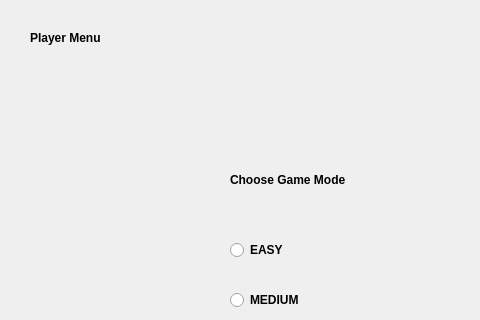
First picture: the form in TicTacToe/difficultylevel.ui, repository Amatarasu/A-Team, before the edit; both pictures show x 0 to 480 and y 0 to 320 of the 647 by 561 pixel window.
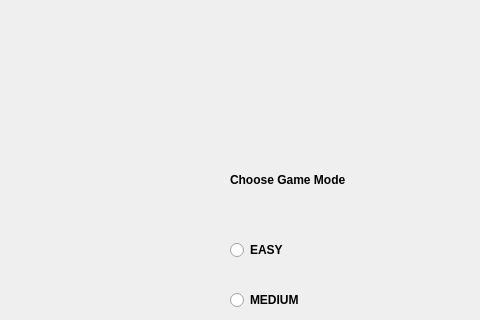
Second picture: the form after the edit.

Commit message: fixing the UI to dissable play button and logout button unless user is detected or radio button is clicked in order for it to enable its functionalities

```diff
--- a/TicTacToe/difficultylevel.ui
+++ b/TicTacToe/difficultylevel.ui
@@ -13,25 +13,6 @@
   <property name="windowTitle">
    <string>Dialog</string>
   </property>
-  <widget class="QLabel" name="playerMenu">
-   <property name="geometry">
-    <rect>
-     <x>30</x>
-     <y>30</y>
-     <width>91</width>
-     <height>16</height>
-    </rect>
-   </property>
-   <property name="font">
-    <font>
-     <weight>75</weight>
-     <bold>true</bold>
-    </font>
-   </property>
-   <property name="text">
-    <string>Player Menu</string>
-   </property>
-  </widget>
   <widget class="QPushButton" name="logOutButton">
    <property name="geometry">
     <rect>
```
The commit also changes 5 other files.
